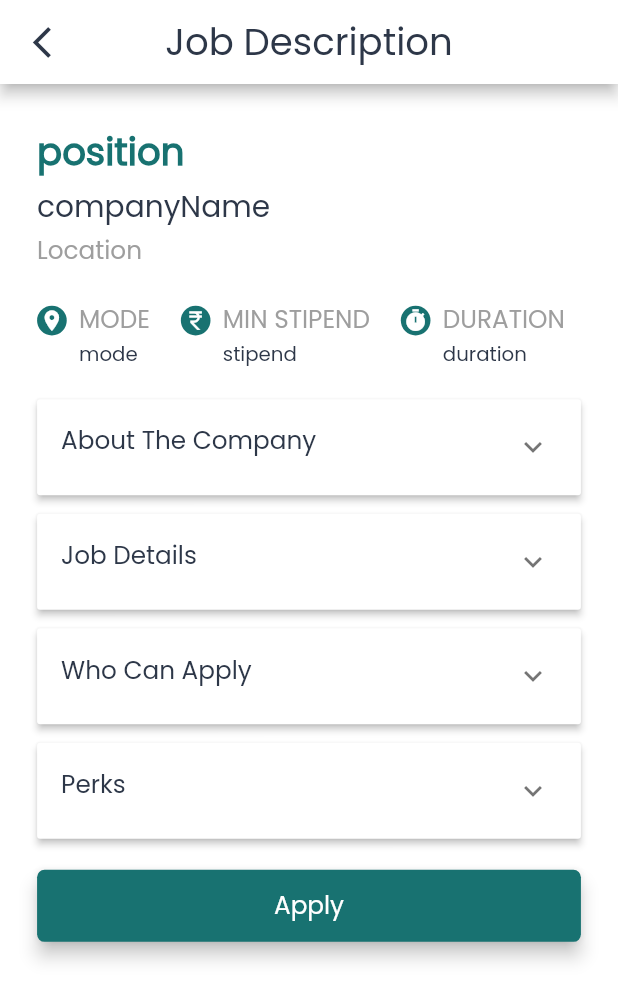
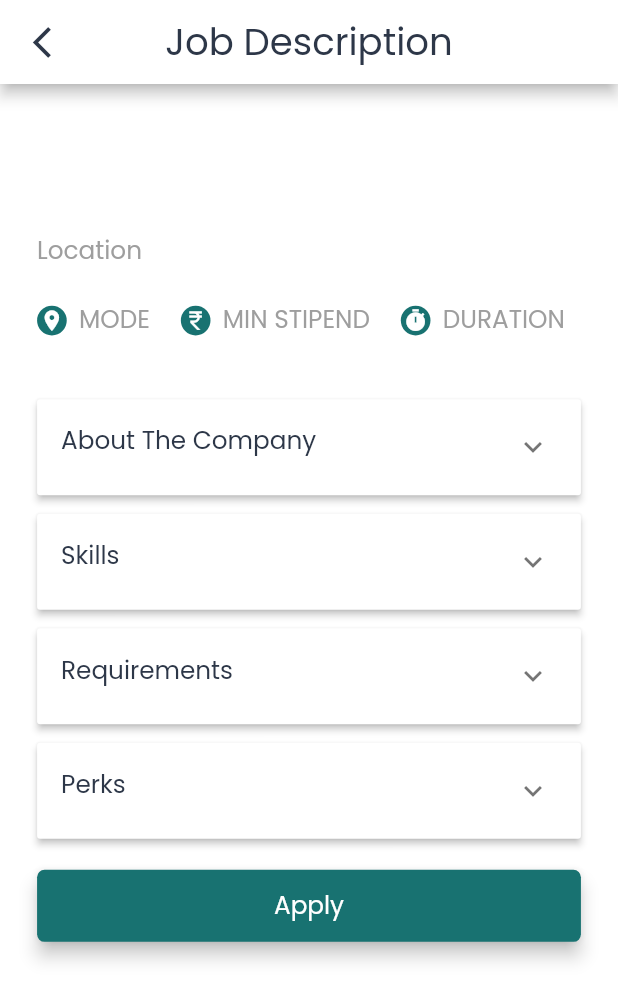
Before and after one commit to djacmtech/IF_Mobile_2023, a Flutter app: the JobCard widget shown alone on an empty page, opened directly with empty values, after a tap on "View details >", on a phone screen of 412 x 824 dp. Shown: the top 1001 px of the screen. Run offline on Flutter 3.47's test engine with Material 2 defaults, Android fonts, the phone set to English and light mode, and no system bars; our stand-ins replace animated_splash_screen, file_picker, get_storage, motion_toast, syncfusion_flutter_sliders; missing offline and left inert: flutter_overlay_loader; accounts and stored records are empty; network calls fail.

Commit message:
sent details to job desc

```diff
--- a/lib/models/getjob_api.dart
+++ b/lib/models/getjob_api.dart
@@ -38,6 +38,11 @@ class GetJobApi {
         mode = data["data"][0]["mode"];
         duration = data["data"][0]["duration"];
         logo = data["data"][0]["logo"];
+        id = data["data"][0]["id"];
+        requirements = data["data"][0]["requirements"];
+        perks = data["data"][0]["perks"];
+        skills = data["data"][0]["skills"];
+        about = data["data"][0]["about"];
         debugPrint(company);
         print(response.statusCode);
         var getJob = GetJob.fromJson(data);
--- a/lib/screens/JobProfile.dart
+++ b/lib/screens/JobProfile.dart
@@ -93,6 +93,7 @@ class _JobProfileState extends State<JobProfile> {
                               perks: _getJob[index].perks,
                               about: _getJob[index].about,
                               skills: _getJob[index].skills,
+                              jobid: _getJob[index].id,
                             );
                           },
                         );
--- a/lib/screens/jobdesc.dart
+++ b/lib/screens/jobdesc.dart
@@ -1,4 +1,5 @@
 import 'package:flutter/material.dart';
+import 'package:get_storage/get_storage.dart';
 import 'package:internship_fair/constants/constants.dart';
 import 'package:internship_fair/models/addtocart.dart';
 import 'package:internship_fair/screens/cart.dart';
@@ -6,7 +7,7 @@ import 'package:motion_toast/motion_toast.dart';
 import 'package:flutter_overlay_loader/flutter_overlay_loader.dart';
 
 class JobDesc extends StatefulWidget {
-  final String jobPosition, companyName, minStipend, duration, workfromHome, about, skills, perks, requirements;
+  final String? jobPosition, companyName, minStipend, duration, workfromHome, about, skills, perks, requirements;
   final int jobid;
   const JobDesc(
       {Key? key,
@@ -18,7 +19,7 @@ class JobDesc extends StatefulWidget {
       required this.workfromHome,
       required this.about,
       required this.perks,
-      required this.requirements,
+      this.requirements,
       required this.skills})
       : super(key: key);
 
@@ -37,39 +38,40 @@ class _JobDescState extends State<JobDesc> {
     var size = MediaQuery.of(context).size;
     double sizefont = size.width * 0.04;
 
-    // void cartAdd(String userid, String jobid) async {
-    //   Loader.show(context, progressIndicator: CircularProgressIndicator(color: blackTeal));
-    //     String status = '';
+    void cartAdd() async {
+      Loader.show(context, progressIndicator: CircularProgressIndicator(color: blackTeal));
+        String status = '';
+        String? userid = GetStorage().read("ID");
+        try {
+          print(userid);
+          status = await addCart(userid!, widget.jobid.toString());
+        } on Exception catch (e) {
+          Loader.hide();
+          print(e);
+        }
+        Loader.hide();
 
-    //     try {
-    //       status = await Cart.addCart(userid, jobid);
-    //     } on Exception catch (e) {
-    //       Loader.hide();
-    //       print(e);
-    //     }
-    //     Loader.hide();
-
-    //     if (status == "Success") {
-    //       Navigator.pushReplacement(context, MaterialPageRoute(builder: ((context) => MyCart())));
-    //     } else {
-    //       MotionToast.error(
-    //               height: 65,
-    //               borderRadius: 10,
-    //               padding: EdgeInsets.zero,
-    //               title: Text(
-    //                 "Couldn't add to Cart",
-    //                 style: TextStyle(color: whiteColor, fontWeight: FontWeight.bold, fontSize: 16),
-    //               ),
-    //               description: Text("Try Again"))
-    //           .show(context);
-    //     }
-    // }
+        if (status == "Success") {
+          Navigator.pushReplacement(context, MaterialPageRoute(builder: ((context) => MyCart())));
+        } else {
+          MotionToast.error(
+                  height: 65,
+                  borderRadius: 10,
+                  padding: EdgeInsets.zero,
+                  title: Text(
+                    "Couldn't add to Cart",
+                    style: TextStyle(color: whiteColor, fontWeight: FontWeight.bold, fontSize: 16),
+                  ),
+                  description: Text("Try Again"))
+              .show(context);
+        }
+    }
 
     final jobPosn = Column(
       crossAxisAlignment: CrossAxisAlignment.start,
       children: [
         Text(
-          widget.jobPosition,
+          widget.jobPosition!,
           textAlign: TextAlign.left,
           style: TextStyle(
               color: textgreen,
@@ -81,7 +83,7 @@ class _JobDescState extends State<JobDesc> {
           height: 0.003 * size.height,
         ),
         Text(
-          widget.companyName,
+          widget.companyName!,
           style: TextStyle(
             color: blackColor,
             fontFamily: "poppins",
@@ -135,7 +137,7 @@ class _JobDescState extends State<JobDesc> {
                   ),
                 ),
                 Text(
-                  widget.workfromHome,
+                  widget.workfromHome!,
                   style: TextStyle(
                     color: blackColor,
                     fontFamily: "poppins",
@@ -179,7 +181,7 @@ class _JobDescState extends State<JobDesc> {
                   ),
                 ),
                 Text(
-                  widget.minStipend,
+                  widget.minStipend!,
                   style: TextStyle(
                     color: blackColor,
                     fontFamily: "poppins",
@@ -223,7 +225,7 @@ class _JobDescState extends State<JobDesc> {
                   ),
                 ),
                 Text(
-                  widget.duration,
+                  widget.duration!,
                   style: TextStyle(
                     color: blackColor,
                     fontFamily: "poppins",
@@ -267,7 +269,7 @@ class _JobDescState extends State<JobDesc> {
             child: ListTile(
               contentPadding: const EdgeInsets.only(bottom: 30),
               title: Text(
-                'MPYG is a one-of-a-kind platform aimed at helping yoga enthusiasts get a personalized & real-time feedback-based yoga experience. It is an artificial intelligence-based yoga platform that provides real-time audiovisual instructions to people of all ages taking into account their medical conditions.',
+                widget.about!,
                 style: TextStyle(
                   color: blackColor,
                   fontFamily: "poppins",
@@ -297,7 +299,7 @@ class _JobDescState extends State<JobDesc> {
               padding: const EdgeInsets.only(bottom: 8.0),
               child: ListTile(
                 title: Text(
-                  'Job Details',
+                  'Skills',
                   style: TextStyle(
                     color: blackColor,
                     fontFamily: "poppins",
@@ -312,7 +314,7 @@ class _JobDescState extends State<JobDesc> {
             child: ListTile(
               contentPadding: const EdgeInsets.only(bottom: 30),
               title: Text(
-                'MPYG is a one-of-a-kind platform aimed at helping yoga enthusiasts get a personalized & real-time feedback-based yoga experience. It is an artificial intelligence-based yoga platform that provides real-time audiovisual instructions to people of all ages taking into account their medical conditions.',
+                widget.skills!,
                 style: TextStyle(
                   color: blackColor,
                   fontFamily: "poppins",
@@ -342,7 +344,7 @@ class _JobDescState extends State<JobDesc> {
               padding: const EdgeInsets.only(bottom: 8.0),
               child: ListTile(
                 title: Text(
-                  'Who Can Apply',
+                  'Requirements',
                   style: TextStyle(
                     color: blackColor,
                     fontFamily: "poppins",
@@ -356,8 +358,9 @@ class _JobDescState extends State<JobDesc> {
             padding: const EdgeInsets.symmetric(horizontal: 15.0),
             child: ListTile(
               contentPadding: const EdgeInsets.only(bottom: 10),
-              title: Text(
-                'MPYG is a one-of-a-kind platform aimed at helping yoga enthusiasts get a personalized & real-time feedback-based yoga experience. It is an artificial intelligence-based yoga platform that provides real-time audiovisual instructions to people of all ages taking into account their medical conditions.',
+              title:
+              Text(
+                widget.requirements!,
                 style: TextStyle(
                   color: blackColor,
                   fontFamily: "poppins",
@@ -402,7 +405,7 @@ class _JobDescState extends State<JobDesc> {
             child: ListTile(
               contentPadding: const EdgeInsets.only(bottom: 30),
               title: Text(
-                'MPYG is a one-of-a-kind platform aimed at helping yoga enthusiasts get a personalized & real-time feedback-based yoga experience. It is an artificial intelligence-based yoga platform that provides real-time audiovisual instructions to people of all ages taking into account their medical conditions.',
+                widget.perks!,
                 style: TextStyle(
                   color: blackColor,
                   fontFamily: "poppins",
@@ -424,7 +427,7 @@ class _JobDescState extends State<JobDesc> {
         child: MaterialButton(
             padding: EdgeInsets.symmetric(vertical: sizefont * 0.7),
             onPressed: () {
-              //cartAdd(userid.toString(), jobid.toString());
+              cartAdd();
             },
             child: SizedBox(
               width: size.width,
--- a/lib/widgets/JobCard.dart
+++ b/lib/widgets/JobCard.dart
@@ -13,6 +13,7 @@ class JobCard extends StatelessWidget {
   final String? requirements;
   final String? skills;
   final String? about;
+  final int? jobid;
 
   const JobCard(
       {Key? key,
@@ -26,6 +27,7 @@ class JobCard extends StatelessWidget {
       required this.about,
       required this.requirements,
       required this.skills,
+      required this.jobid,
       this.logo})
       : super(key: key);
 
@@ -300,17 +302,17 @@ class JobCard extends StatelessWidget {
               Navigator.push(
                   context,
                   MaterialPageRoute(
-                      builder: (context) => const JobDesc(
-                            companyName: 'companyName',
-                            duration: 'duration',
-                            jobid: 2,
-                            jobPosition: 'position',
-                            minStipend: 'stipend',
-                            workfromHome: 'mode',
-                            about: "about",
-                            perks: "perks",
-                            skills: "skills",
-                            requirements: "requirements",
+                      builder: (context) => JobDesc(
+                            companyName: companyName!,
+                            duration: duration!,
+                            jobid: jobid!,
+                            jobPosition: position!,
+                            minStipend: stipend!,
+                            workfromHome: mode!,
+                            about: about!,
+                            perks: perks!,
+                            skills: skills,
+                            requirements: requirements!,
                           )));
             },
           ),
```
Also changed, not shown: lib/models/addToCartmodel.dart (added, +167 -0 lines), lib/models/addtocart.dart (+4 -17 lines).
